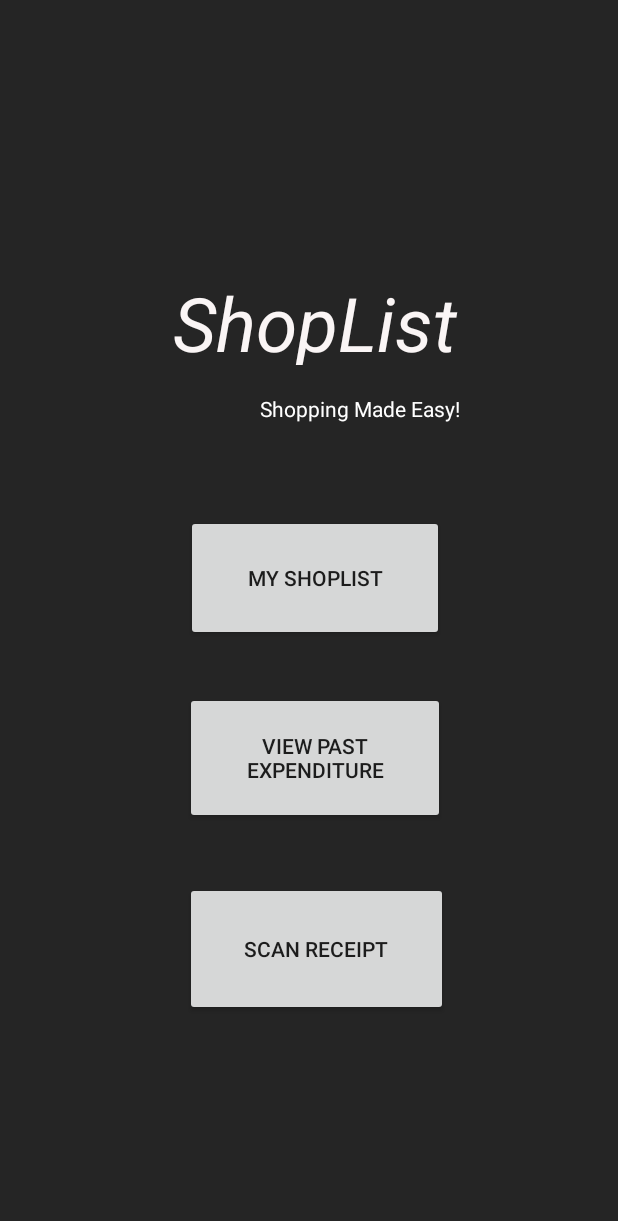
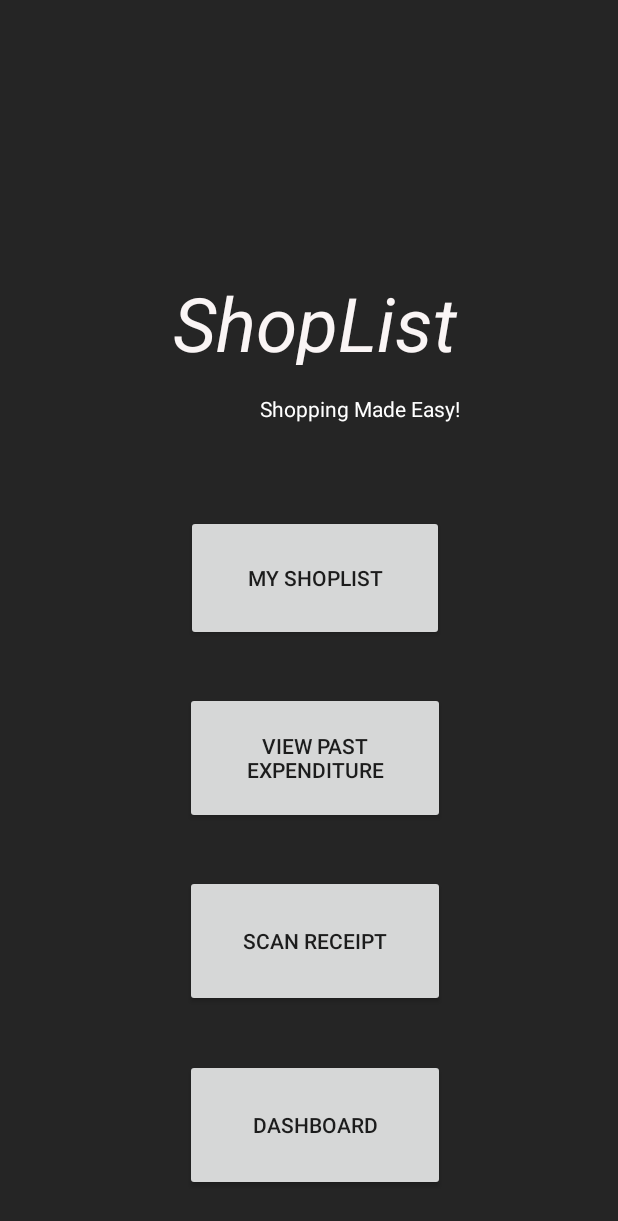
Before and after one commit to PangKimJin/MainActivity2, an Android app: the screen it shows after launch (MainActivity), on a phone screen of 412 x 824 dp. Shown: the top 1221 px of the screen. Run offline under Robolectric (Android 15) with nearby library versions, the light colour scheme and no system bars.

Commit message:
added dashboard button, resized the mainactivity buttons properly.

```diff
--- a/app/src/main/java/com/example/mainactivity/ExpenditureListDisplay.java
+++ b/app/src/main/java/com/example/mainactivity/ExpenditureListDisplay.java
@@ -1,6 +1,7 @@
 package com.example.mainactivity;
 
 import androidx.appcompat.app.AppCompatActivity;
+import androidx.appcompat.widget.Toolbar;
 
 import android.content.Intent;
 import android.database.Cursor;
@@ -21,6 +22,12 @@ public class ExpenditureListDisplay extends AppCompatActivity {
     TextView TextViewTitle;
     Button btnBack;
     Button btnDelete;
+    Toolbar toolbar_expenditure_list_display;
+    Button toolbar_expenditure_list_display_back;
+    Button toolbar_expenditure_list_display_add;
+    Button toolbar_expenditure_list_display_delete;
+    TextView toolbar_expenditure_list_display_title;
+
     @Override
     protected void onCreate(Bundle savedInstanceState) {
         db = new Database(this);
@@ -60,7 +67,29 @@ public class ExpenditureListDisplay extends AppCompatActivity {
         DeleteItem(expenditureListId);
         back();
 
+        //toolbar stuff
+        toolbar_expenditure_list_display = findViewById(R.id.toolbar_shopping_list_display);
+        toolbar_expenditure_list_display_back = findViewById(R.id.toolbar_shopping_list_display_back);
+        toolbar_expenditure_list_display_add = findViewById(R.id.toolbar_shopping_list_display_add);
+        toolbar_expenditure_list_display_delete = findViewById(R.id.toolbar_shopping_list_display_delete);
+        toolbar_expenditure_list_display_title = findViewById(R.id.toolbar_shopping_list_display_title);
 
+        toolbar_expenditure_list_display_back.setOnClickListener(new View.OnClickListener() {
+            @Override
+            public void onClick(View view) {
+                backToMyPastExpenditure();
+
+            }
+        });
+        toolbar_expenditure_list_display_add.setOnClickListener(new View.OnClickListener() {
+            @Override
+            public void onClick(View view) {
+                openExpenditureListCreateItem(expenditureListId);
+            }
+        });
+        DeleteItem(expenditureListId);
+
+        toolbar_expenditure_list_display_title.setText(getListName(expenditureListId));
     }
 
     public void DeleteItem(final String id) {
--- a/app/src/main/res/layout/activity_expenditure_list_display.xml
+++ b/app/src/main/res/layout/activity_expenditure_list_display.xml
@@ -6,6 +6,10 @@
     android:layout_height="match_parent"
     android:background="#252525"
     tools:context=".shopping_list_display">
+
+    <include
+        android:id="@+id/toolbar_shopping_list_display"
+        layout="@layout/toolbar_shopping_list_display" />
 
     <TextView
         android:id="@+id/textViewTitleExpenditure"
--- a/app/src/main/res/layout/activity_main.xml
+++ b/app/src/main/res/layout/activity_main.xml
@@ -13,73 +13,6 @@
     android:layout_height="match_parent"
     android:gravity="center_horizontal"
     tools:context=".MainActivity">
-
-    <Button
-        android:id="@+id/button"
-        android:layout_width="172dp"
-        android:layout_height="84dp"
-        android:layout_alignParentStart="true"
-        android:layout_alignParentLeft="true"
-        android:layout_alignParentTop="true"
-        android:layout_alignParentEnd="true"
-        android:layout_alignParentRight="true"
-        android:layout_alignParentBottom="true"
-        android:layout_marginStart="8dp"
-        android:layout_marginLeft="8dp"
-        android:layout_marginTop="8dp"
-        android:layout_marginEnd="8dp"
-        android:layout_marginRight="8dp"
-        android:layout_marginBottom="8dp"
-        android:text="My ShopList"
-        android:textAllCaps="true"
-        app:layout_constraintBottom_toBottomOf="parent"
-        app:layout_constraintEnd_toEndOf="parent"
-        app:layout_constraintHorizontal_bias="0.517"
-        app:layout_constraintStart_toStartOf="parent"
-        app:layout_constraintTop_toTopOf="parent"
-        app:layout_constraintVertical_bias="0.463" />
-
-    <Button
-        android:id="@+id/button_Scan"
-        android:layout_width="175dp"
-        android:layout_height="89dp"
-        android:layout_alignParentStart="true"
-        android:layout_alignParentLeft="true"
-        android:layout_alignParentTop="true"
-        android:layout_marginStart="8dp"
-        android:layout_marginLeft="8dp"
-        android:layout_marginTop="8dp"
-        android:layout_marginEnd="8dp"
-        android:layout_marginRight="8dp"
-        android:layout_marginBottom="8dp"
-        android:text="Scan Receipt"
-        app:layout_constraintBottom_toBottomOf="parent"
-        app:layout_constraintEnd_toEndOf="parent"
-        app:layout_constraintHorizontal_bias="0.522"
-        app:layout_constraintStart_toStartOf="parent"
-        app:layout_constraintTop_toTopOf="parent"
-        app:layout_constraintVertical_bias="0.807" />
-
-    <Button
-        android:id="@+id/button_Expenditure"
-        android:layout_width="173dp"
-        android:layout_height="88dp"
-        android:layout_alignParentStart="true"
-        android:layout_alignParentLeft="true"
-        android:layout_alignParentTop="true"
-        android:layout_marginStart="8dp"
-        android:layout_marginLeft="8dp"
-        android:layout_marginTop="8dp"
-        android:layout_marginEnd="8dp"
-        android:layout_marginRight="8dp"
-        android:layout_marginBottom="8dp"
-        android:text="View Past Expenditure"
-        app:layout_constraintBottom_toBottomOf="parent"
-        app:layout_constraintEnd_toEndOf="parent"
-        app:layout_constraintHorizontal_bias="0.517"
-        app:layout_constraintStart_toStartOf="parent"
-        app:layout_constraintTop_toTopOf="parent"
-        app:layout_constraintVertical_bias="0.63" />
 
     <TextView
         android:id="@+id/textView8"
@@ -119,6 +52,98 @@
         app:layout_constraintStart_toStartOf="parent"
         app:layout_constraintTop_toTopOf="parent"
         app:layout_constraintVertical_bias="0.33" />
+
+    <Button
+        android:id="@+id/button"
+        android:layout_width="172dp"
+        android:layout_height="84dp"
+        android:layout_alignParentStart="true"
+        android:layout_alignParentLeft="true"
+        android:layout_alignParentTop="true"
+        android:layout_alignParentEnd="true"
+        android:layout_alignParentRight="true"
+        android:layout_alignParentBottom="true"
+        android:layout_marginStart="8dp"
+        android:layout_marginLeft="8dp"
+        android:layout_marginTop="8dp"
+        android:layout_marginEnd="8dp"
+        android:layout_marginRight="8dp"
+        android:layout_marginBottom="8dp"
+        android:text="My ShopList"
+        android:textAllCaps="true"
+        app:layout_constraintBottom_toBottomOf="parent"
+        app:layout_constraintEnd_toEndOf="parent"
+        app:layout_constraintHorizontal_bias="0.517"
+        app:layout_constraintStart_toStartOf="parent"
+        app:layout_constraintTop_toTopOf="parent"
+        app:layout_constraintVertical_bias="0.463" />
+
+    <Button
+        android:id="@+id/button_Expenditure"
+        android:layout_width="173dp"
+        android:layout_height="88dp"
+        android:layout_alignParentStart="true"
+        android:layout_alignParentLeft="true"
+        android:layout_alignParentTop="true"
+        android:layout_marginStart="8dp"
+        android:layout_marginLeft="8dp"
+        android:layout_marginTop="8dp"
+        android:layout_marginEnd="8dp"
+        android:layout_marginRight="8dp"
+        android:layout_marginBottom="8dp"
+        android:text="View Past Expenditure"
+        app:layout_constraintBottom_toBottomOf="parent"
+        app:layout_constraintEnd_toEndOf="parent"
+        app:layout_constraintHorizontal_bias="0.517"
+        app:layout_constraintStart_toStartOf="parent"
+        app:layout_constraintTop_toTopOf="parent"
+        app:layout_constraintVertical_bias="0.63" />
+
+    <Button
+        android:id="@+id/button_Scan"
+        android:layout_width="173dp"
+        android:layout_height="88dp"
+        android:layout_alignParentStart="true"
+        android:layout_alignParentLeft="true"
+        android:layout_alignParentTop="true"
+        android:layout_marginStart="8dp"
+        android:layout_marginLeft="8dp"
+        android:layout_marginTop="8dp"
+        android:layout_marginEnd="8dp"
+        android:layout_marginRight="8dp"
+        android:layout_marginBottom="8dp"
+        android:text="Scan Receipt"
+        app:layout_constraintBottom_toBottomOf="parent"
+        app:layout_constraintEnd_toEndOf="parent"
+        app:layout_constraintHorizontal_bias="0.517"
+        app:layout_constraintStart_toStartOf="parent"
+        app:layout_constraintTop_toTopOf="parent"
+        app:layout_constraintVertical_bias="0.799" />
+
+    <Button
+        android:id="@+id/button_dashboard"
+        android:layout_width="173dp"
+        android:layout_height="88dp"
+        android:layout_alignParentStart="true"
+        android:layout_alignParentLeft="true"
+        android:layout_alignParentTop="true"
+        android:layout_marginStart="8dp"
+        android:layout_marginLeft="8dp"
+        android:layout_marginTop="8dp"
+        android:layout_marginEnd="8dp"
+        android:layout_marginRight="8dp"
+        android:layout_marginBottom="8dp"
+        android:text="Dashboard"
+        app:layout_constraintBottom_toBottomOf="parent"
+        app:layout_constraintEnd_toEndOf="parent"
+        app:layout_constraintHorizontal_bias="0.518"
+        app:layout_constraintStart_toStartOf="parent"
+        app:layout_constraintTop_toTopOf="parent"
+        app:layout_constraintVertical_bias="0.969" />
+
+
+
+
 
 </androidx.constraintlayout.widget.ConstraintLayout>
 <!--<RelativeLayout-->
```
